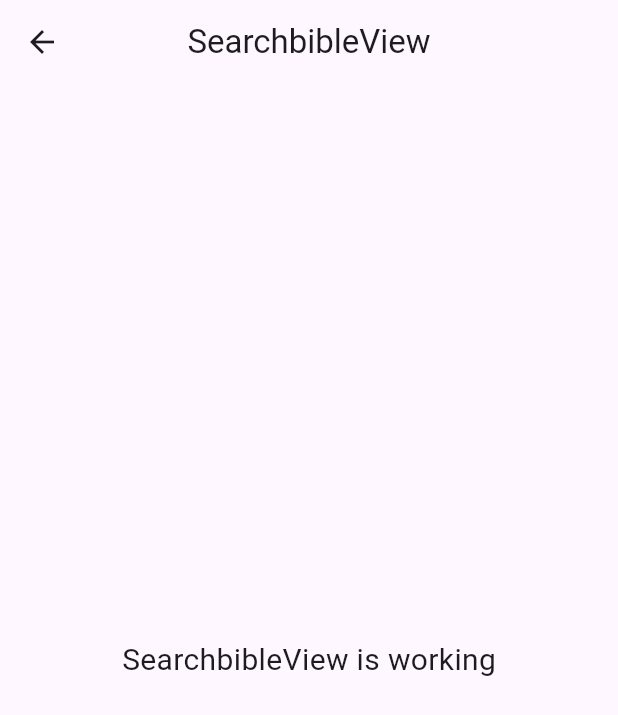
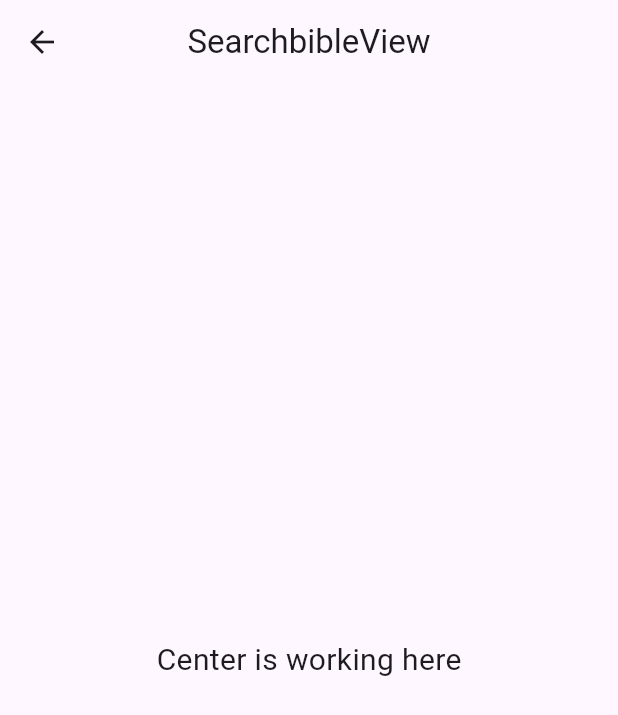
Before and after one commit to mooosmad/piousbible, a Flutter app: the SearchbibleView screen opened by its route, on a phone screen of 412 x 824 dp. Shown: the top 715 px of the screen. Run offline on Flutter 3.47's test engine with Material 3 defaults, Android fonts, the phone set to English and light mode, and no system bars; our stand-ins replace get, zoom_tap_animation.

Commit message:
fix: searchview

```diff
--- a/lib/app/modules/searchbible/views/searchbible_view.dart
+++ b/lib/app/modules/searchbible/views/searchbible_view.dart
@@ -15,7 +15,7 @@ class SearchbibleView extends GetView<SearchbibleController> {
       ),
       body: const Center(
         child: Text(
-          'SearchbibleView is working',
+          'Center is working here',
           style: TextStyle(fontSize: 20),
         ),
       ),
```
